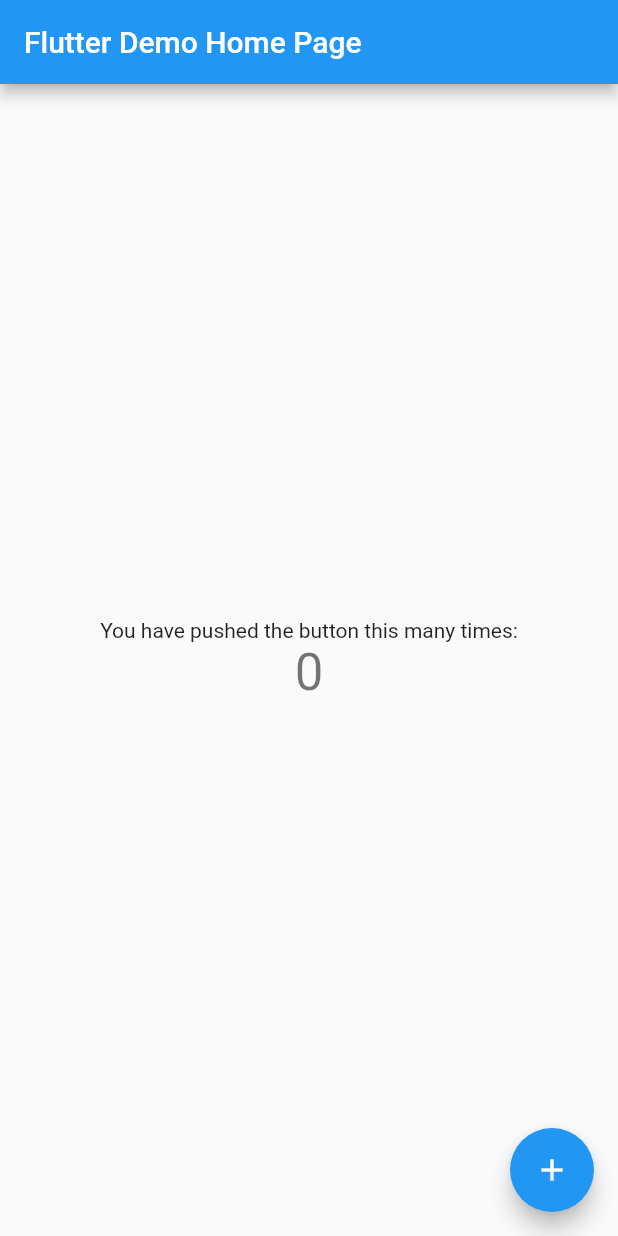
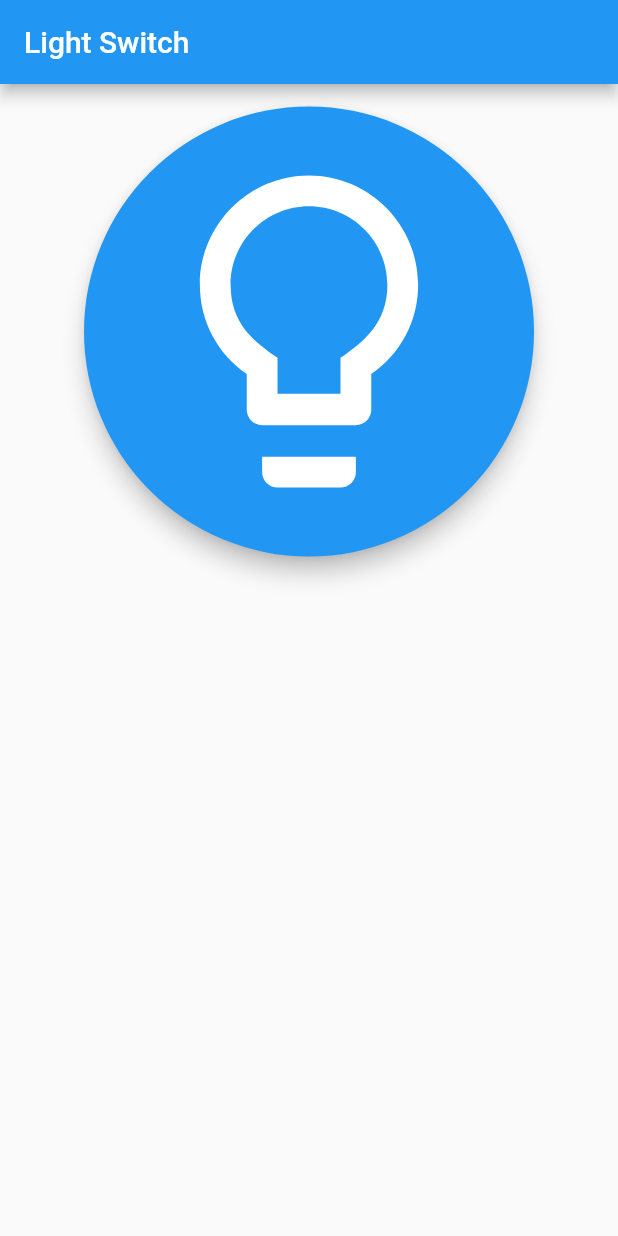
Before and after one commit to dustinroepsch/LightSwitch, a Flutter app: the screen it shows after launch, on a phone screen of 412 x 824 dp. Run offline on Flutter 3.47's test engine with Material 2 defaults, Android fonts, the phone set to English and light mode, and no system bars.

Commit message:
WE HAVE A GIANT BUTTON

```diff
--- /dev/null
+++ b/phone/lightswitch/lib/landing_page.dart
@@ -0,0 +1,35 @@
+import 'package:flutter/widgets.dart';
+import 'package:flutter/material.dart';
+
+class LandingPage extends StatelessWidget {
+  @override
+  Widget build(BuildContext context) {
+    return new Scaffold(
+      appBar: AppBar(
+        title: const Text("Light Switch"),
+      ),
+      body: Column(
+        children: <Widget>[_GiantButton()],
+      ),
+    );
+  }
+}
+
+class _GiantButton extends StatelessWidget {
+  @override
+  Widget build(BuildContext context) {
+    return Padding(
+        padding: EdgeInsets.all(15.0),
+        child: Center(
+            child: SizedBox(
+          width: 300.0,
+          height: 300.0,
+          child: FloatingActionButton(
+              child: Icon(
+                Icons.lightbulb_outline,
+                size: 250.0,
+              ),
+              onPressed: () => {}),
+        )));
+  }
+}
--- a/phone/lightswitch/lib/main.dart
+++ b/phone/lightswitch/lib/main.dart
@@ -1,4 +1,5 @@
 import 'package:flutter/material.dart';
+import 'landing_page.dart';
 
 void main() => runApp(new MyApp());
 
@@ -9,101 +10,9 @@ class MyApp extends StatelessWidget {
     return new MaterialApp(
       title: 'Flutter Demo',
       theme: new ThemeData(
-        // This is the theme of your application.
-        //
-        // Try running your application with "flutter run". You'll see the
-        // application has a blue toolbar. Then, without quitting the app, try
-        // changing the primarySwatch below to Colors.green and then invoke
-        // "hot reload" (press "r" in the console where you ran "flutter run",
-        // or press Run > Flutter Hot Reload in IntelliJ). Notice that the
-        // counter didn't reset back to zero; the application is not restarted.
         primarySwatch: Colors.blue,
       ),
-      home: new MyHomePage(title: 'Flutter Demo Home Page'),
+      home: new LandingPage()
     );
   }
 }
-
-class MyHomePage extends StatefulWidget {
-  MyHomePage({Key key, this.title}) : super(key: key);
-
-  // This widget is the home page of your application. It is stateful, meaning
-  // that it has a State object (defined below) that contains fields that affect
-  // how it looks.
-
-  // This class is the configuration for the state. It holds the values (in this
-  // case the title) provided by the parent (in this case the App widget) and
-  // used by the build method of the State. Fields in a Widget subclass are
-  // always marked "final".
-
-  final String title;
-
-  @override
-  _MyHomePageState createState() => new _MyHomePageState();
-}
-
-class _MyHomePageState extends State<MyHomePage> {
-  int _counter = 0;
-
-  void _incrementCounter() {
-    setState(() {
-      // This call to setState tells the Flutter framework that something has
-      // changed in this State, which causes it to rerun the build method below
-      // so that the display can reflect the updated values. If we changed
-      // _counter without calling setState(), then the build method would not be
-      // called again, and so nothing would appear to happen.
-      _counter++;
-    });
-  }
-
-  @override
-  Widget build(BuildContext context) {
-    // This method is rerun every time setState is called, for instance as done
-    // by the _incrementCounter method above.
-    //
-    // The Flutter framework has been optimized to make rerunning build methods
-    // fast, so that you can just rebuild anything that needs updating rather
-    // than having to individually change instances of widgets.
-    return new Scaffold(
-      appBar: new AppBar(
-        // Here we take the value from the MyHomePage object that was created by
-        // the App.build method, and use it to set our appbar title.
-        title: new Text(widget.title),
-      ),
-      body: new Center(
-        // Center is a layout widget. It takes a single child and positions it
-        // in the middle of the parent.
-        child: new Column(
-          // Column is also layout widget. It takes a list of children and
-          // arranges them vertically. By default, it sizes itself to fit its
-          // children horizontally, and tries to be as tall as its parent.
-          //
-          // Invoke "debug paint" (press "p" in the console where you ran
-          // "flutter run", or select "Toggle Debug Paint" from the Flutter tool
-          // window in IntelliJ) to see the wireframe for each widget.
-          //
-          // Column has various properties to control how it sizes itself and
-          // how it positions its children. Here we use mainAxisAlignment to
-          // center the children vertically; the main axis here is the vertical
-          // axis because Columns are vertical (the cross axis would be
-          // horizontal).
-          mainAxisAlignment: MainAxisAlignment.center,
-          children: <Widget>[
-            new Text(
-              'You have pushed the button this many times:',
-            ),
-            new Text(
-              '$_counter',
-              style: Theme.of(context).textTheme.display1,
-            ),
-          ],
-        ),
-      ),
-      floatingActionButton: new FloatingActionButton(
-        onPressed: _incrementCounter,
-        tooltip: 'Increment',
-        child: new Icon(Icons.add),
-      ), // This trailing comma makes auto-formatting nicer for build methods.
-    );
-  }
-}
```
